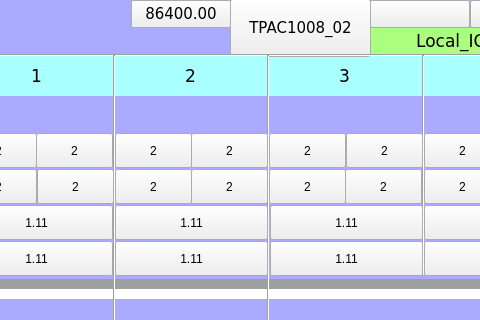
Qt form TPAC1008_02_AA/Local_IO_HMI/page402.ui (MECTsrl/mect_apps) before a commit; both pictures show x 230 to 710 and y 0 to 320 of the 800 by 480 pixel window.
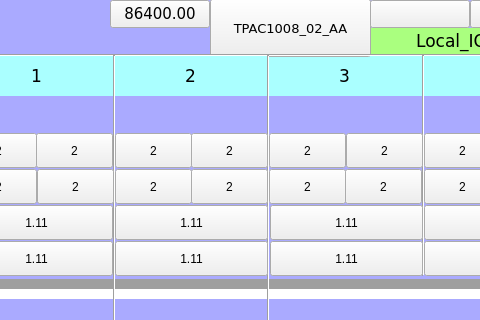
The same form after that commit. Custom widgets are drawn as their Qt base class.

Diff of the .ui file:
```diff
--- a/TPAC1008_02_AA/Local_IO_HMI/page402.ui
+++ b/TPAC1008_02_AA/Local_IO_HMI/page402.ui
@@ -194,16 +194,16 @@
   <widget class="ATCMbutton" name="atcmButton_6">
    <property name="geometry">
     <rect>
-     <x>460</x>
+     <x>440</x>
      <y>-1</y>
-     <width>141</width>
+     <width>161</width>
      <height>58</height>
     </rect>
    </property>
    <property name="font">
     <font>
      <family>DejaVu Sans</family>
-     <pointsize>11</pointsize>
+     <pointsize>10</pointsize>
      <weight>50</weight>
      <bold>false</bold>
     </font>
@@ -244,7 +244,7 @@
     </color>
    </property>
    <property name="text">
-    <string>TPAC1008_02</string>
+    <string>TPAC1008_02_AA</string>
    </property>
    <property name="pressText">
     <string>TPAC1008_02</string>
@@ -441,7 +441,7 @@
   <widget class="ATCMlabel" name="atcmLabel_PLC_time">
    <property name="geometry">
     <rect>
-     <x>361</x>
+     <x>340</x>
      <y>0</y>
      <width>100</width>
      <height>28</height>
```
Left out of the diff: 2 changed lines with no effect on the pictures.
